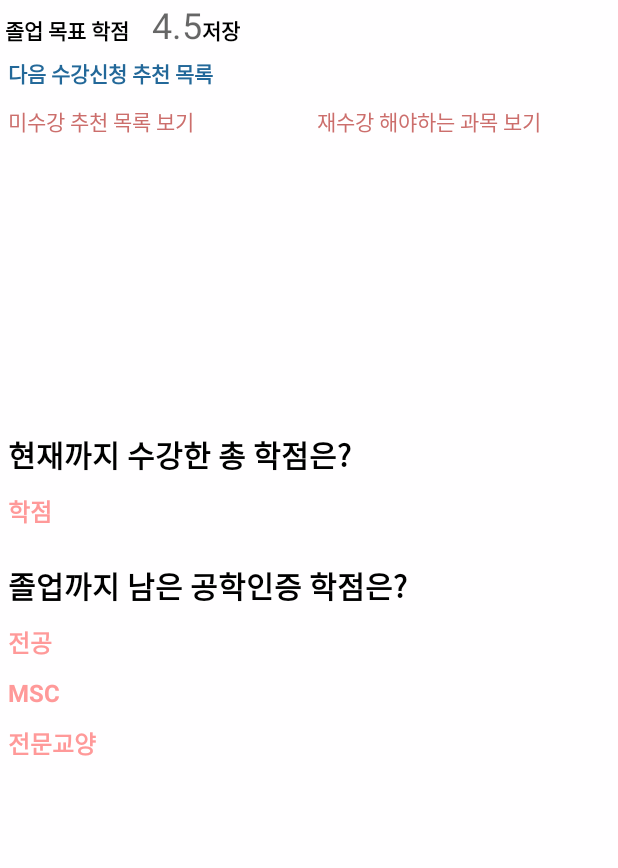
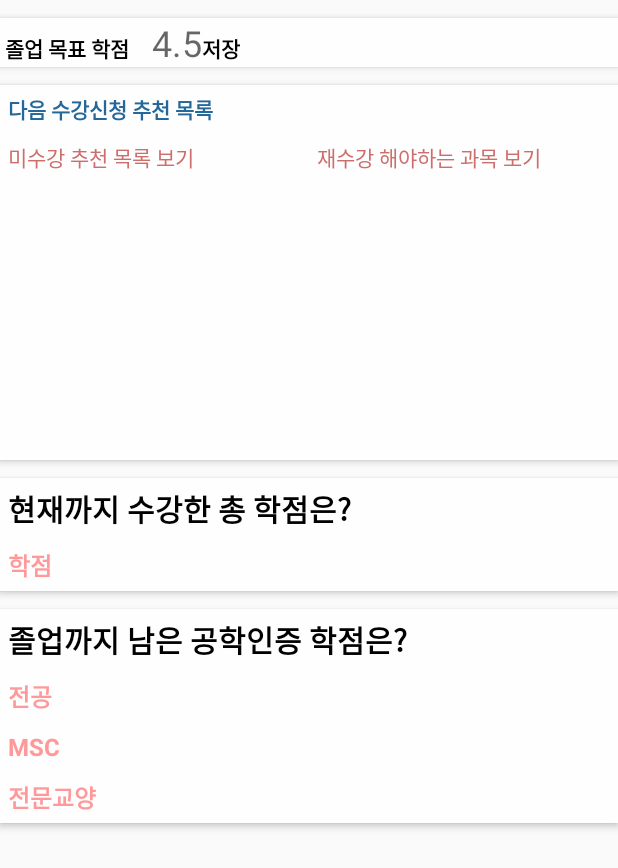
Before and after one commit to Kim-Eun-Bin/sugang-application, an Android app: the layout fragment_my_page.xml on its own in the app's theme, with its tools: preview values and no code run, on a phone screen of 412 x 824 dp. Shown: the top 868 px of the screen. Run offline under Robolectric (Android 15) with nearby library versions, the phone set to English and light mode, and no system bars.

Commit message:
mypage디자인 수정

```diff
--- a/app/src/main/res/layout/fragment_my_page.xml
+++ b/app/src/main/res/layout/fragment_my_page.xml
@@ -6,12 +6,15 @@
     android:layout_width="match_parent"
     android:layout_height="match_parent"
     android:orientation="vertical"
-    android:background="#FFFEFF"
     >
 
     <LinearLayout
         android:layout_width="match_parent"
         android:layout_height="wrap_content"
+        android:background="#FFFEFF"
+        android:layout_marginTop="12dp"
+        android:layout_marginBottom="6dp"
+        android:elevation="3dp"
         android:orientation="horizontal">
         <TextView
             android:layout_width="wrap_content"
@@ -41,7 +44,10 @@
     <LinearLayout
         android:layout_width="match_parent"
         android:layout_height="250dp"
-        android:orientation="vertical">
+        android:orientation="vertical"
+        android:layout_marginVertical="6dp"
+        android:background="#FFFEFF"
+        android:elevation="3dp">
 
         <TextView
             android:layout_width="wrap_content"
@@ -49,7 +55,8 @@
             android:layout_margin="5dp"
             android:textColor="@color/colorDeep"
             android:textStyle="bold"
-            android:text="다음 수강신청 추천 목록"/>
+            android:text="다음 수강신청 추천 목록"
+            />
             <LinearLayout
                 android:layout_width="match_parent"
                 android:layout_height="match_parent"
@@ -105,7 +112,10 @@
     <LinearLayout
         android:layout_width="match_parent"
         android:layout_height="wrap_content"
-        android:orientation="vertical">
+        android:orientation="vertical"
+        android:layout_marginVertical="6dp"
+        android:background="#FFFEFF"
+        android:elevation="3dp">
         <TextView
             android:layout_width="wrap_content"
             android:layout_height="wrap_content"
@@ -129,7 +139,9 @@
         android:layout_width="match_parent"
         android:layout_height="wrap_content"
         android:orientation="vertical"
-        android:layout_marginTop="12dp">
+        android:layout_marginVertical="6dp"
+        android:background="#FFFEFF"
+        android:elevation="3dp">
         <TextView
             android:layout_width="wrap_content"
             android:layout_height="wrap_content"
```
